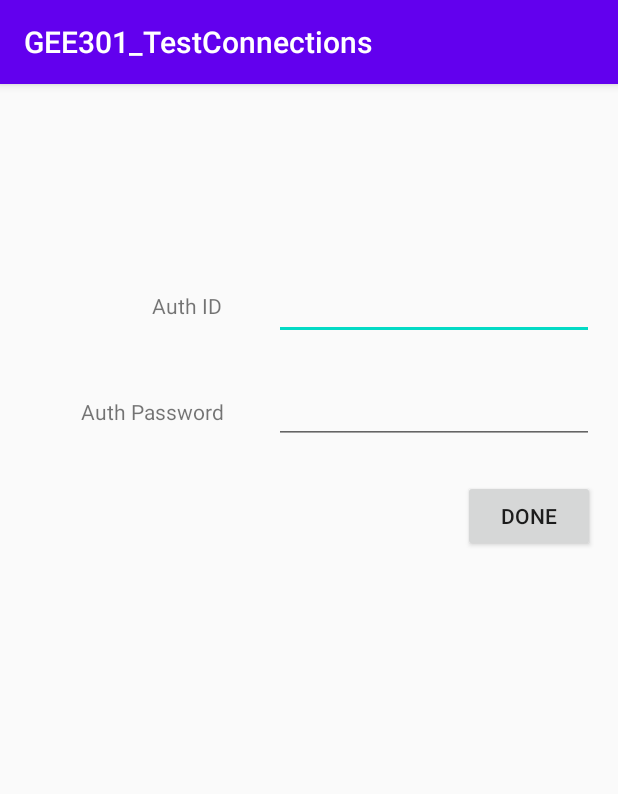
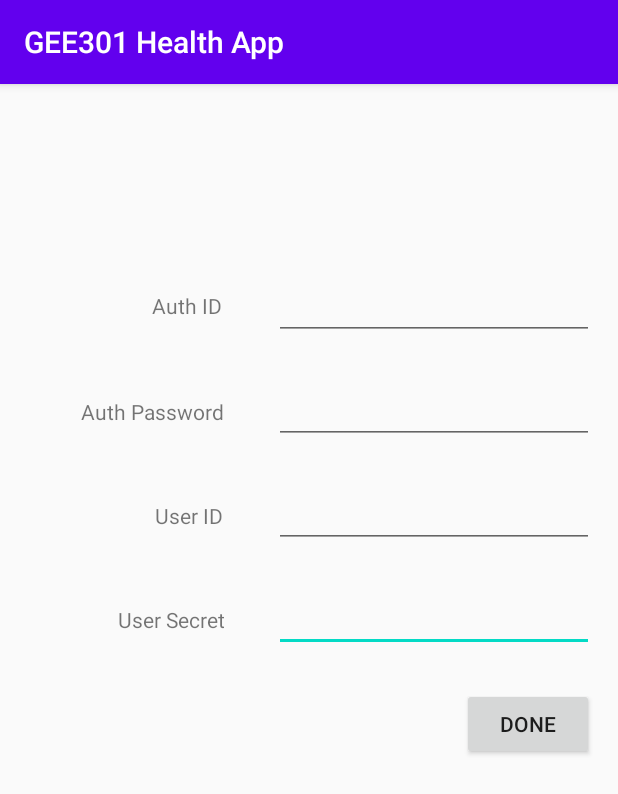
Before and after one commit to FluffyCherub/gee301_project, an Android app: the login_activity screen opened directly, with no data from a screen before it, on a phone screen of 412 x 824 dp. Shown: the top 794 px of the screen. Run offline under Robolectric (Android 15) with nearby library versions, the phone set to English and light mode, and no system bars.

Commit message:
retrieve user/info works

```diff
--- a/app/build.gradle
+++ b/app/build.gradle
@@ -37,4 +37,7 @@ dependencies {
     androidTestImplementation 'androidx.test.ext:junit:1.1.2'
     androidTestImplementation 'androidx.test.espresso:espresso-core:3.3.0'
     compileOnly 'com.google.android.wearable:wearable:2.6.0'
+    implementation 'com.googlecode.json-simple:json-simple:1.1.1'
 }
+
+configurations { compile.exclude group: "junit", module: "junit" }
--- a/app/src/main/java/com/example/gee301_app_active/login_activity.java
+++ b/app/src/main/java/com/example/gee301_app_active/login_activity.java
@@ -29,9 +29,13 @@ public class login_activity extends AppCompatActivity {
             public void onClick(View v) {
                 TextView auth_id_view = findViewById(R.id.auth_id);
                 TextView auth_secret_view = findViewById(R.id.auth_secret);
+                TextView userid_view = findViewById(R.id.userid);
+                TextView usersecret_view = findViewById(R.id.usersecret);
 
                 final String auth_id = auth_id_view.getText().toString();
                 final String auth_secret = auth_secret_view.getText().toString();
+                final String userid = userid_view.getText().toString();
+                final String usersecret = usersecret_view.getText().toString();
 
                 JSONObject postData = new JSONObject();
                 try {
@@ -71,6 +75,8 @@ public class login_activity extends AppCompatActivity {
                                         SharedPreferences.Editor editor = prefs.edit();
                                         editor.putString("auth_id", auth_id);
                                         editor.putString("auth_key", auth_secret);
+                                        editor.putString("userid", userid);
+                                        editor.putString("usersecret", usersecret);
                                         editor.apply();
 
                                         TextView login_status = (TextView) findViewById(R.id.login_status);
--- a/app/src/main/res/layout/login_ui.xml
+++ b/app/src/main/res/layout/login_ui.xml
@@ -5,6 +5,29 @@
     android:id="@+id/login_ui"
     android:layout_width="match_parent"
     android:layout_height="match_parent">
+
+    <EditText
+        android:id="@+id/usersecret"
+        android:layout_width="wrap_content"
+        android:layout_height="wrap_content"
+        android:layout_marginTop="24dp"
+        android:layout_marginEnd="16dp"
+        android:ems="10"
+        android:inputType="textPassword"
+        app:layout_constraintEnd_toEndOf="parent"
+        app:layout_constraintTop_toBottomOf="@+id/userid" />
+
+    <TextView
+        android:id="@+id/USER_SECRET_TEXT"
+        android:layout_width="114dp"
+        android:layout_height="18dp"
+        android:text="User Secret"
+        android:textAlignment="textEnd"
+        app:layout_constraintBottom_toBottomOf="@+id/usersecret"
+        app:layout_constraintEnd_toStartOf="@+id/auth_secret"
+        app:layout_constraintHorizontal_bias="0.513"
+        app:layout_constraintStart_toStartOf="parent"
+        app:layout_constraintTop_toTopOf="@+id/usersecret" />
 
     <EditText
         android:id="@+id/auth_id"
@@ -28,6 +51,17 @@
         app:layout_constraintEnd_toEndOf="parent"
         app:layout_constraintTop_toBottomOf="@+id/auth_id" />
 
+    <EditText
+        android:id="@+id/userid"
+        android:layout_width="wrap_content"
+        android:layout_height="wrap_content"
+        android:layout_marginTop="24dp"
+        android:layout_marginEnd="16dp"
+        android:ems="10"
+        android:inputType="textPassword"
+        app:layout_constraintEnd_toEndOf="parent"
+        app:layout_constraintTop_toBottomOf="@+id/auth_secret" />
+
     <TextView
         android:id="@+id/auth_id_name"
         android:layout_width="112dp"
@@ -50,15 +84,28 @@
         app:layout_constraintStart_toStartOf="parent"
         app:layout_constraintTop_toTopOf="@+id/auth_secret" />
 
+    <TextView
+        android:id="@+id/USER_ID_TEXT"
+        android:layout_width="114dp"
+        android:layout_height="18dp"
+        android:text="User ID"
+        android:textAlignment="textEnd"
+        app:layout_constraintBottom_toBottomOf="@+id/userid"
+        app:layout_constraintEnd_toStartOf="@+id/auth_secret"
+        app:layout_constraintHorizontal_bias="0.5"
+        app:layout_constraintStart_toStartOf="parent"
+        app:layout_constraintTop_toTopOf="@+id/userid"
+        app:layout_constraintVertical_bias="0.5" />
+
     <Button
         android:id="@+id/login_done"
         android:layout_width="wrap_content"
         android:layout_height="wrap_content"
         android:layout_marginTop="24dp"
-        android:layout_marginEnd="15dp"
+        android:layout_marginEnd="16dp"
         android:text="DONE"
         app:layout_constraintEnd_toEndOf="parent"
-        app:layout_constraintTop_toBottomOf="@+id/auth_secret" />
+        app:layout_constraintTop_toBottomOf="@+id/usersecret" />
 
     <TextView
         android:id="@+id/login_status"
@@ -69,6 +116,6 @@
         app:layout_constraintEnd_toEndOf="parent"
         app:layout_constraintStart_toStartOf="parent"
         app:layout_constraintTop_toTopOf="parent"
-        app:layout_constraintVertical_bias="0.47000003" />
+        app:layout_constraintVertical_bias="0.7" />
 
 </androidx.constraintlayout.widget.ConstraintLayout>
--- a/app/src/main/res/values/strings.xml
+++ b/app/src/main/res/values/strings.xml
@@ -1,5 +1,5 @@
 <resources>
-    <string name="app_name">GEE301_TestConnections</string>
+    <string name="app_name">GEE301 Health App</string>
     <string name="action_settings">Settings</string>
     <!-- Strings used for fragments for navigation -->
     <string name="first_fragment_label">First Fragment</string>
@@ -38,4 +38,5 @@
     <string name="sign">Sign-up for an account</string>
     <string name="FirstData">Your Current Data</string>
     <string name="third_fragment_label">Third Fragment</string>
+    <string name="greeting">Hello Guest!</string>
 </resources>
```
Also changed, not shown: app/src/main/java/com/example/gee301_app_active/FirstFragment.java (+56 -16 lines), app/src/main/java/com/example/gee301_app_active/connect.java (+23 -0 lines), app/src/main/java/com/example/gee301_app_active/connectAlt.java (+6 -1 lines), app/src/main/res/layout/fragment_first.xml (+9 -7 lines).
